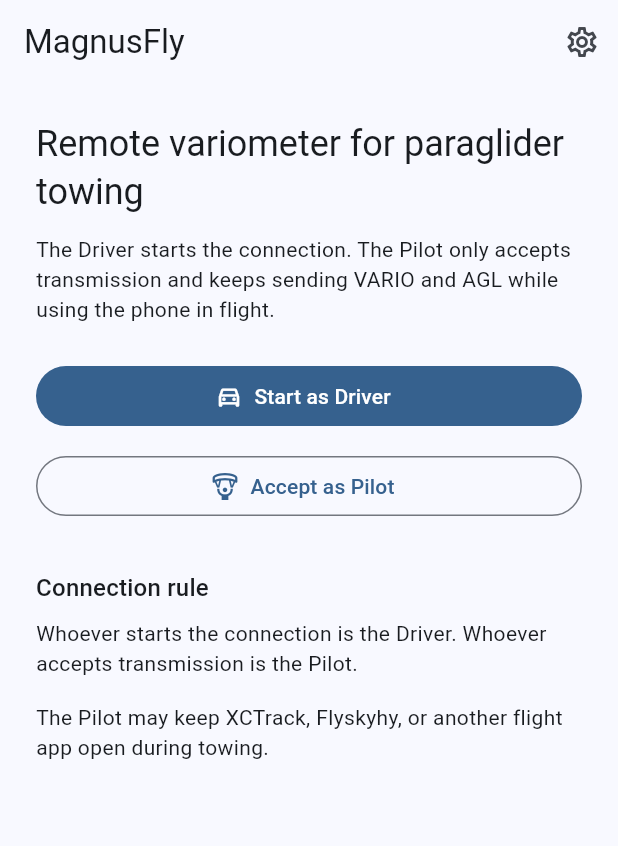
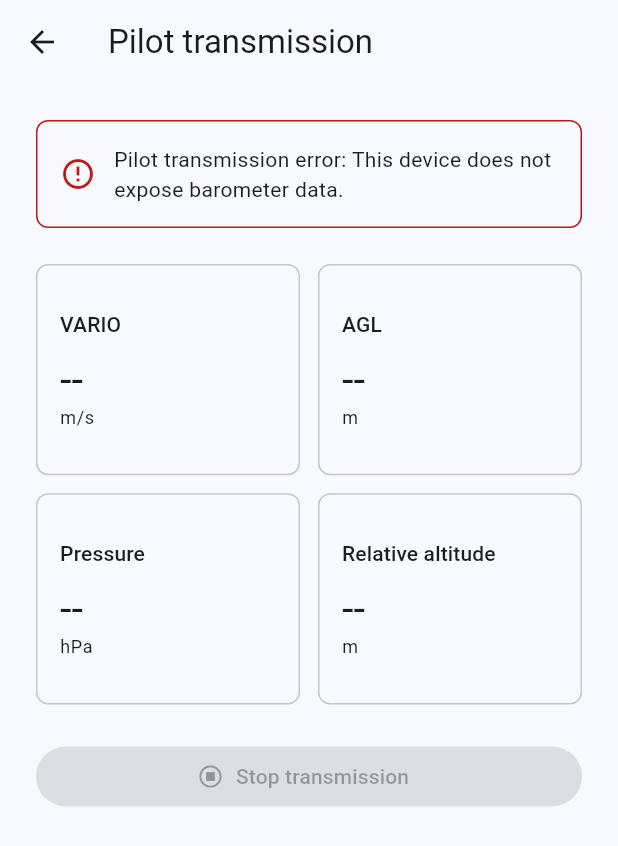
Before and after one commit to magnussolution/magnusfly, a Flutter app: the screen it shows after launch, after a tap on "Accept as Pilot", on a phone screen of 412 x 824 dp. Shown: the top 846 px of the screen. Run offline on Flutter 3.47's test engine with Material 3 defaults, Android fonts, the phone set to English and light mode, and no system bars; our stand-ins replace sensors_plus.

Commit message:
Show live pilot sensor data

```diff
--- a/lib/l10n/app_en.arb
+++ b/lib/l10n/app_en.arb
@@ -16,5 +16,19 @@
   "english": "English",
   "roleRuleTitle": "Connection rule",
   "roleRuleBody": "Whoever starts the connection is the Driver. Whoever accepts transmission is the Pilot.",
-  "pilotPhoneNote": "The Pilot may keep XCTrack, Flyskyhy, or another flight app open during towing."
+  "pilotPhoneNote": "The Pilot may keep XCTrack, Flyskyhy, or another flight app open during towing.",
+  "pilotScreenTitle": "Pilot transmission",
+  "pilotTransmissionStarting": "Starting Pilot transmission...",
+  "pilotTransmissionActive": "Pilot transmission active",
+  "pilotTransmissionStopped": "Pilot transmission stopped",
+  "pilotTransmissionError": "Pilot transmission error",
+  "pilotBarometerUnavailable": "This device does not expose barometer data.",
+  "stopPilotTransmission": "Stop transmission",
+  "varioLabel": "VARIO",
+  "aglLabel": "AGL",
+  "pressureLabel": "Pressure",
+  "relativeAltitudeLabel": "Relative altitude",
+  "metersPerSecondUnit": "m/s",
+  "metersUnit": "m",
+  "hectopascalUnit": "hPa"
 }
--- a/lib/l10n/app_es.arb
+++ b/lib/l10n/app_es.arb
@@ -13,5 +13,19 @@
   "english": "Inglés",
   "roleRuleTitle": "Regla de conexión",
   "roleRuleBody": "Quien inicia la conexión es el Conductor. Quien acepta la transmisión es el Piloto.",
-  "pilotPhoneNote": "El Piloto puede mantener XCTrack, Flyskyhy u otra app de vuelo abierta durante el remolque."
+  "pilotPhoneNote": "El Piloto puede mantener XCTrack, Flyskyhy u otra app de vuelo abierta durante el remolque.",
+  "pilotScreenTitle": "Transmisión del Piloto",
+  "pilotTransmissionStarting": "Iniciando transmisión del Piloto...",
+  "pilotTransmissionActive": "Transmisión del Piloto activa",
+  "pilotTransmissionStopped": "Transmisión del Piloto detenida",
+  "pilotTransmissionError": "Error en la transmisión del Piloto",
+  "pilotBarometerUnavailable": "Este dispositivo no expone datos de barómetro.",
+  "stopPilotTransmission": "Detener transmisión",
+  "varioLabel": "VARIO",
+  "aglLabel": "AGL",
+  "pressureLabel": "Presión",
+  "relativeAltitudeLabel": "Altitud relativa",
+  "metersPerSecondUnit": "m/s",
+  "metersUnit": "m",
+  "hectopascalUnit": "hPa"
 }
--- a/lib/l10n/app_pt.arb
+++ b/lib/l10n/app_pt.arb
@@ -13,5 +13,19 @@
   "english": "English",
   "roleRuleTitle": "Regra da conexão",
   "roleRuleBody": "Quem inicia a conexão é o Motorista. Quem aceita a transmissão é o Piloto.",
-  "pilotPhoneNote": "O Piloto pode manter XCTrack, Flyskyhy ou outro app de voo aberto durante o reboque."
+  "pilotPhoneNote": "O Piloto pode manter XCTrack, Flyskyhy ou outro app de voo aberto durante o reboque.",
+  "pilotScreenTitle": "Transmissão do Piloto",
+  "pilotTransmissionStarting": "Iniciando transmissão do Piloto...",
+  "pilotTransmissionActive": "Transmissão do Piloto ativa",
+  "pilotTransmissionStopped": "Transmissão do Piloto parada",
+  "pilotTransmissionError": "Erro na transmissão do Piloto",
+  "pilotBarometerUnavailable": "Este dispositivo não expõe dados do barômetro.",
+  "stopPilotTransmission": "Parar transmissão",
+  "varioLabel": "VARIO",
+  "aglLabel": "AGL",
+  "pressureLabel": "Pressão",
+  "relativeAltitudeLabel": "Altitude relativa",
+  "metersPerSecondUnit": "m/s",
+  "metersUnit": "m",
+  "hectopascalUnit": "hPa"
 }
--- a/lib/main.dart
+++ b/lib/main.dart
@@ -2,6 +2,7 @@ import 'package:flutter/material.dart';
 import 'package:flutter_localizations/flutter_localizations.dart';
 
 import 'l10n/generated/app_localizations.dart';
+import 'pilot/pilot_screen.dart';
 
 void main() {
   runApp(const MagnusFlyApp());
@@ -114,7 +115,13 @@ class HomeScreen extends StatelessWidget {
             ),
             const SizedBox(height: 12),
             OutlinedButton.icon(
-              onPressed: () {},
+              onPressed: () {
+                Navigator.of(context).push(
+                  MaterialPageRoute<void>(
+                    builder: (context) => PilotScreen(),
+                  ),
+                );
+              },
               icon: const Icon(Icons.paragliding_outlined),
               label: Text(l10n.acceptPilot),
             ),
--- /dev/null
+++ b/lib/pilot/pilot_screen.dart
@@ -0,0 +1,306 @@
+import 'dart:async';
+
+import 'package:flutter/material.dart';
+
+import '../flight/altitude_engine.dart';
+import '../flight/variometer_engine.dart';
+import '../l10n/generated/app_localizations.dart';
+import 'pilot_background_engine.dart';
+
+class PilotScreen extends StatefulWidget {
+  PilotScreen({
+    PilotBackgroundEngine? pilotBackgroundEngine,
+    super.key,
+  }) : pilotBackgroundEngine = pilotBackgroundEngine ?? PilotBackgroundEngine();
+
+  final PilotBackgroundEngine pilotBackgroundEngine;
+
+  @override
+  State<PilotScreen> createState() => _PilotScreenState();
+}
+
+class _PilotScreenState extends State<PilotScreen> {
+  final AglEngine _aglEngine = AglEngine();
+  final VariometerEngine _variometerEngine =
+      VariometerEngine(smoothingFactor: 0.35);
+  StreamSubscription<PilotBarometerSample>? _subscription;
+  PilotBarometerSample? _lastBarometerSample;
+  AltitudeSample? _lastAltitudeSample;
+  VarioSample? _lastVarioSample;
+  Object? _error;
+  bool _isStarting = true;
+  bool _isRunning = false;
+
+  @override
+  void initState() {
+    super.initState();
+    unawaited(_startPilotTransmission());
+  }
+
+  @override
+  void dispose() {
+    unawaited(_subscription?.cancel());
+    unawaited(widget.pilotBackgroundEngine.stop());
+    super.dispose();
+  }
+
+  Future<void> _startPilotTransmission() async {
+    try {
+      final isAvailable = await widget.pilotBackgroundEngine.isAvailable();
+      if (!isAvailable) {
+        setState(() {
+          _isStarting = false;
+          _error = AppLocalizations.of(context).pilotBarometerUnavailable;
+        });
+        return;
+      }
+
+      _subscription = widget.pilotBackgroundEngine.barometerSamples().listen(
+        _handleBarometerSample,
+        onError: (Object error) {
+          setState(() {
+            _error = error;
+          });
+        },
+      );
+      await widget.pilotBackgroundEngine.start();
+
+      setState(() {
+        _isStarting = false;
+        _isRunning = true;
+      });
+    } on Object catch (error) {
+      setState(() {
+        _isStarting = false;
+        _isRunning = false;
+        _error = error;
+      });
+    }
+  }
+
+  void _handleBarometerSample(PilotBarometerSample sample) {
+    final altitudeSample = _aglEngine.isCalibrated
+        ? _aglEngine.sampleFromPressure(sample.pressureHpa)
+        : _aglEngine.calibrateGroundFromPressure(sample.pressureHpa);
+    final varioSample = _variometerEngine.sample(
+      altitudeMeters: altitudeSample.altitudeMeters,
+      timestamp: sample.timestamp,
+    );
+
+    setState(() {
+      _lastBarometerSample = sample;
+      _lastAltitudeSample = altitudeSample;
+      _lastVarioSample = varioSample;
+      _error = null;
+    });
+  }
+
+  Future<void> _stopPilotTransmission() async {
+    await _subscription?.cancel();
+    _subscription = null;
+    await widget.pilotBackgroundEngine.stop();
+
+    if (!mounted) {
+      return;
+    }
+
+    setState(() {
+      _isRunning = false;
+    });
+  }
+
+  @override
+  Widget build(BuildContext context) {
+    final l10n = AppLocalizations.of(context);
+
+    return Scaffold(
+      appBar: AppBar(
+        title: Text(l10n.pilotScreenTitle),
+      ),
+      body: SafeArea(
+        child: ListView(
+          padding: const EdgeInsets.all(24),
+          children: [
+            _StatusBanner(
+              isStarting: _isStarting,
+              isRunning: _isRunning,
+              error: _error,
+            ),
+            const SizedBox(height: 24),
+            _MetricGrid(
+              varioMetersPerSecond:
+                  _lastVarioSample?.verticalSpeedMetersPerSecond,
+              aglMeters: _lastAltitudeSample?.aglMeters,
+              pressureHpa: _lastBarometerSample?.pressureHpa,
+              relativeAltitudeMeters:
+                  _lastBarometerSample?.relativeAltitudeMeters,
+            ),
+            const SizedBox(height: 24),
+            FilledButton.icon(
+              onPressed: _isRunning ? _stopPilotTransmission : null,
+              icon: const Icon(Icons.stop_circle_outlined),
+              label: Text(l10n.stopPilotTransmission),
+            ),
+          ],
+        ),
+      ),
+    );
+  }
+}
+
+class _StatusBanner extends StatelessWidget {
+  const _StatusBanner({
+    required this.isStarting,
+    required this.isRunning,
+    required this.error,
+  });
+
+  final bool isStarting;
+  final bool isRunning;
+  final Object? error;
+
+  @override
+  Widget build(BuildContext context) {
+    final l10n = AppLocalizations.of(context);
+    final colorScheme = Theme.of(context).colorScheme;
+    final (icon, text, color) = switch ((isStarting, isRunning, error)) {
+      (_, _, final Object error) => (
+          Icons.error_outline,
+          '${l10n.pilotTransmissionError}: $error',
+          colorScheme.error,
+        ),
+      (true, _, _) => (
+          Icons.sync_outlined,
+          l10n.pilotTransmissionStarting,
+          colorScheme.primary,
+        ),
+      (_, true, _) => (
+          Icons.sensors_outlined,
+          l10n.pilotTransmissionActive,
+          colorScheme.primary,
+        ),
+      _ => (
+          Icons.pause_circle_outline,
+          l10n.pilotTransmissionStopped,
+          colorScheme.secondary,
+        ),
+    };
+
+    return DecoratedBox(
+      decoration: BoxDecoration(
+        border: Border.all(color: color),
+        borderRadius: BorderRadius.circular(8),
+      ),
+      child: Padding(
+        padding: const EdgeInsets.all(16),
+        child: Row(
+          children: [
+            Icon(icon, color: color),
+            const SizedBox(width: 12),
+            Expanded(child: Text(text)),
+          ],
+        ),
+      ),
+    );
+  }
+}
+
+class _MetricGrid extends StatelessWidget {
+  const _MetricGrid({
+    required this.varioMetersPerSecond,
+    required this.aglMeters,
+    required this.pressureHpa,
+    required this.relativeAltitudeMeters,
+  });
+
+  final double? varioMetersPerSecond;
+  final double? aglMeters;
+  final double? pressureHpa;
+  final double? relativeAltitudeMeters;
+
+  @override
+  Widget build(BuildContext context) {
+    final l10n = AppLocalizations.of(context);
+
+    return GridView.count(
+      crossAxisCount: 2,
+      shrinkWrap: true,
+      physics: const NeverScrollableScrollPhysics(),
+      childAspectRatio: 1.25,
+      crossAxisSpacing: 12,
+      mainAxisSpacing: 12,
+      children: [
+        _MetricTile(
+          label: l10n.varioLabel,
+          value: _formatSigned(varioMetersPerSecond),
+          unit: l10n.metersPerSecondUnit,
+        ),
+        _MetricTile(
+          label: l10n.aglLabel,
+          value: _formatNumber(aglMeters),
+          unit: l10n.metersUnit,
+        ),
+        _MetricTile(
+          label: l10n.pressureLabel,
+          value: _formatNumber(pressureHpa),
+          unit: l10n.hectopascalUnit,
+        ),
+        _MetricTile(
+          label: l10n.relativeAltitudeLabel,
+          value: _formatSigned(relativeAltitudeMeters),
+          unit: l10n.metersUnit,
+        ),
+      ],
+    );
+  }
+
+  String _formatNumber(double? value) {
+    return value == null ? '--' : value.toStringAsFixed(1);
+  }
+
+  String _formatSigned(double? value) {
+    if (value == null) {
+      return '--';
+    }
+
+    final prefix = value > 0 ? '+' : '';
+    return '$prefix${value.toStringAsFixed(1)}';
+  }
+}
+
+class _MetricTile extends StatelessWidget {
+  const _MetricTile({
+    required this.label,
+    required this.value,
+    required this.unit,
+  });
+
+  final String label;
+  final String value;
+  final String unit;
+
+  @override
+  Widget build(BuildContext context) {
+    final textTheme = Theme.of(context).textTheme;
+
+    return DecoratedBox(
+      decoration: BoxDecoration(
+        border: Border.all(color: Theme.of(context).colorScheme.outlineVariant),
+        borderRadius: BorderRadius.circular(8),
+      ),
+      child: Padding(
+        padding: const EdgeInsets.all(16),
+        child: Column(
+          crossAxisAlignment: CrossAxisAlignment.start,
+          mainAxisAlignment: MainAxisAlignment.center,
+          children: [
+            Text(label, style: textTheme.labelLarge),
+            const SizedBox(height: 8),
+            Text(value, style: textTheme.headlineMedium),
+            Text(unit, style: textTheme.bodySmall),
+          ],
+        ),
+      ),
+    );
+  }
+}
```
Also changed, not shown: lib/l10n/generated/app_localizations.dart, lib/l10n/generated/app_localizations_en.dart, lib/l10n/generated/app_localizations_es.dart, lib/l10n/generated/app_localizations_pt.dart.
